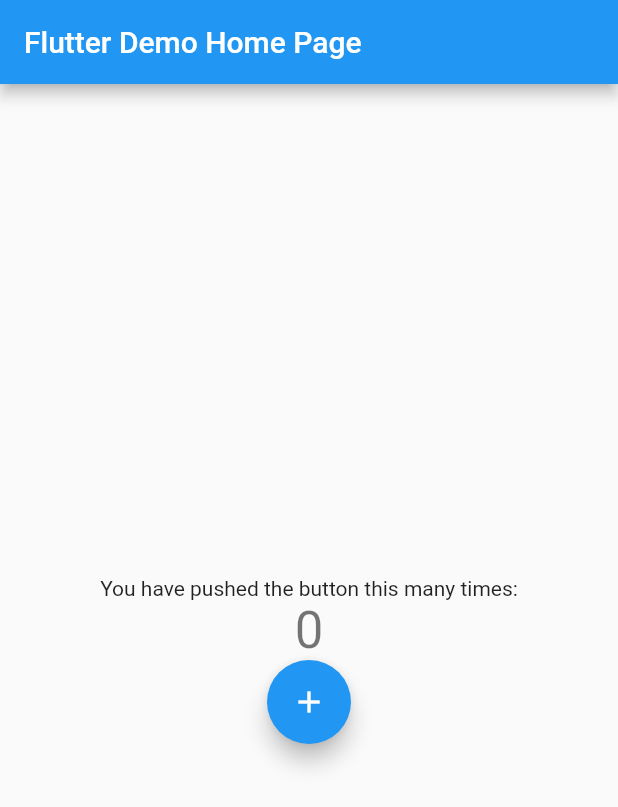
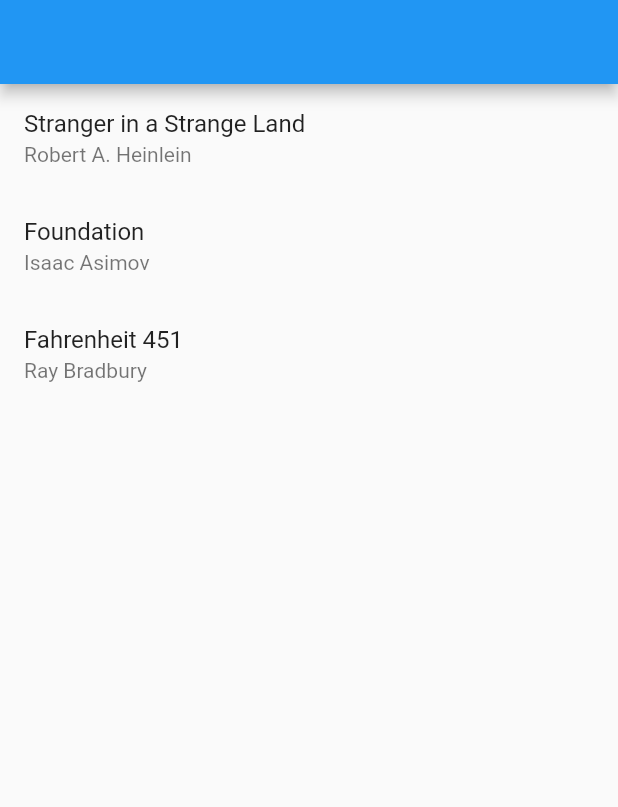
Before and after one commit to by90/iroute, a Flutter app: the screen it shows after launch, on a phone screen of 412 x 824 dp. Shown: the top 807 px of the screen. Run offline on Flutter 3.47's test engine with Material 2 defaults, Android fonts, the phone set to English and light mode, and no system bars.

Commit message:
add examples using navigator 2

```diff
--- /dev/null
+++ b/example/lib/book/app.dart
@@ -0,0 +1,22 @@
+import 'package:flutter/material.dart';
+import 'route.dart';
+
+class BooksApp extends StatefulWidget {
+  @override
+  State<StatefulWidget> createState() => _BooksAppState();
+}
+
+class _BooksAppState extends State<BooksApp> {
+  BookRouterDelegate _routerDelegate = BookRouterDelegate();
+  BookRouteInformationParser _routeInformationParser =
+      BookRouteInformationParser();
+
+  @override
+  Widget build(BuildContext context) {
+    return MaterialApp.router(
+      title: 'Books App',
+      routerDelegate: _routerDelegate,
+      routeInformationParser: _routeInformationParser,
+    );
+  }
+}
--- /dev/null
+++ b/example/lib/book/book.dart
@@ -0,0 +1,22 @@
+class Book {
+  final String title;
+  final String author;
+
+  Book(this.title, this.author);
+
+  static int? getIdFromUrl(String path) {
+    final uri = Uri.parse(path);
+    return int.tryParse(uri.pathSegments[1]);
+  }
+
+  static int getIdByBook(Book post, List<Book> books) {
+    if (!books.contains(post)) return 0;
+    return books.indexOf(post);
+  }
+}
+
+List<Book> books = [
+  Book('Stranger in a Strange Land', 'Robert A. Heinlein'),
+  Book('Foundation', 'Isaac Asimov'),
+  Book('Fahrenheit 451', 'Ray Bradbury'),
+];
--- /dev/null
+++ b/example/lib/book/book_list.dart
@@ -0,0 +1,29 @@
+import 'package:flutter/material.dart';
+import 'book.dart';
+
+class BooksListScreen extends StatelessWidget {
+  final List<Book> books;
+  final ValueChanged<Book> onTapped;
+
+  BooksListScreen({
+    required this.books,
+    required this.onTapped,
+  });
+
+  @override
+  Widget build(BuildContext context) {
+    return Scaffold(
+      appBar: AppBar(),
+      body: ListView(
+        children: [
+          for (var book in books)
+            ListTile(
+              title: Text(book.title),
+              subtitle: Text(book.author),
+              onTap: () => onTapped(book),
+            )
+        ],
+      ),
+    );
+  }
+}
```
Also changed, not shown: example/lib/book/book_detail.dart (added, +35 -0 lines), example/lib/book/myRouteObserver.dart (added, +45 -0 lines), example/lib/book/route.dart (added, +90 -0 lines), example/lib/book/unknow.dart (added, +13 -0 lines), example/lib/main.dart (+5 -3 lines), 1 other file.
